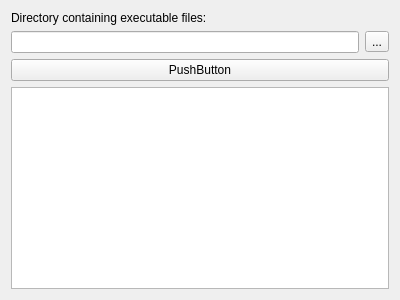
Old version of the form formstreameditor.ui in the repository olegphpgithub/nnUtils.
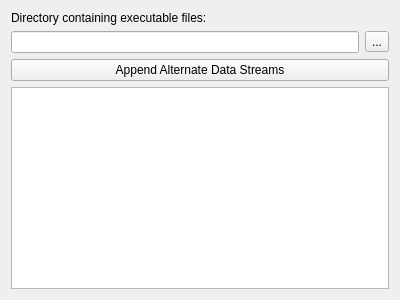
New version of the form.

Commit message: Trim form;

The edit to the form file:
```diff
--- a/formstreameditor.ui
+++ b/formstreameditor.ui
@@ -40,7 +40,7 @@
      <item>
       <widget class="QPushButton" name="pushButton">
        <property name="text">
-        <string>PushButton</string>
+        <string>Append Alternate Data Streams</string>
        </property>
       </widget>
      </item>
```
The commit also changes 1 other file.
